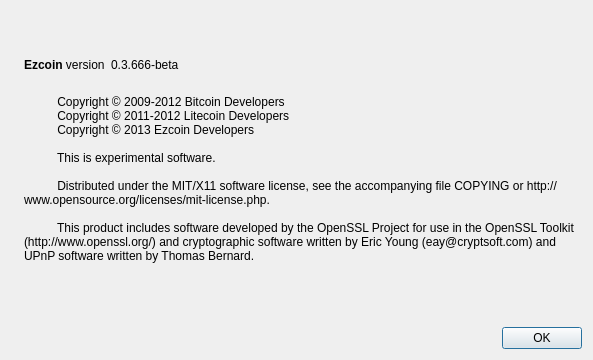
The window that src/qt/forms/aboutdialog.ui (ezcoin/ezcoin) describes before a commit, drawn with Qt 5.
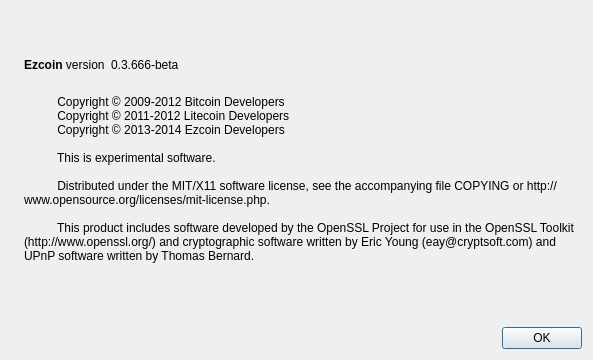
The same window after the commit. Icons and pictures are not drawn.

Commit message: Wallet copyright message

Patch:
```diff
--- a/src/qt/forms/aboutdialog.ui
+++ b/src/qt/forms/aboutdialog.ui
@@ -97,7 +97,7 @@
         <string>
           Copyright © 2009-2012 Bitcoin Developers
           Copyright © 2011-2012 Litecoin Developers
-          Copyright © 2013 Ezcoin Developers
+          Copyright © 2013-2014 Ezcoin Developers
 
           This is experimental software.
 
```
